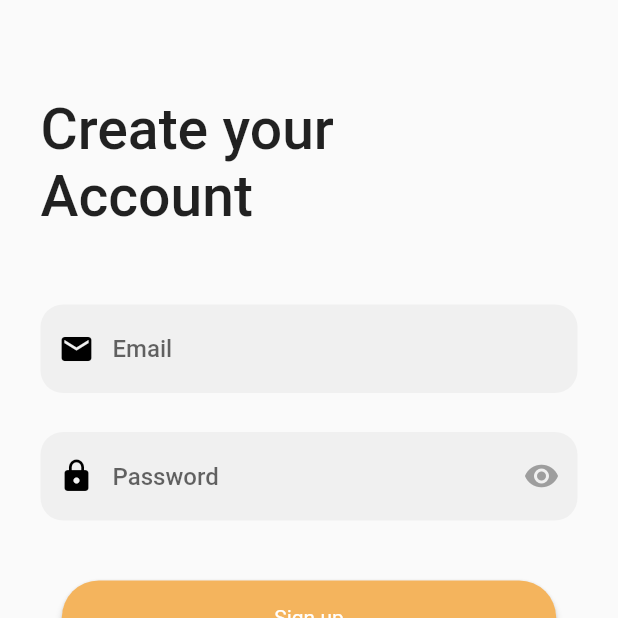
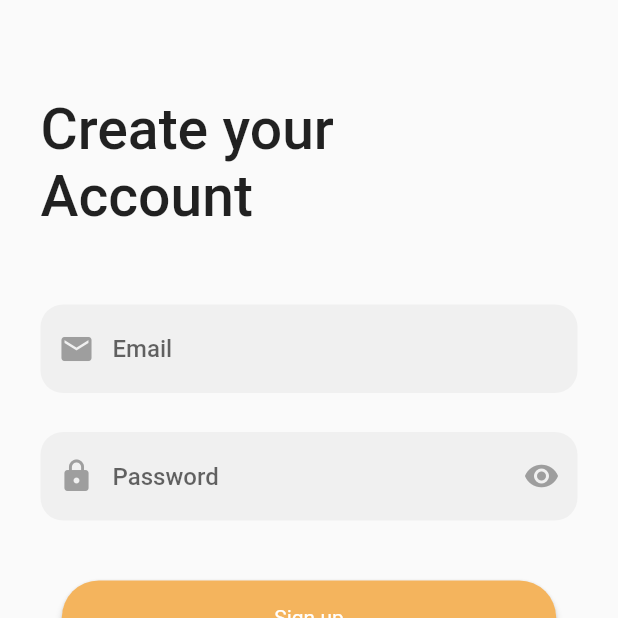
Before and after one commit to BeshoyMarkElMallah/Tourister, a Flutter app: the RegisterView screen opened by its route, on a phone screen of 412 x 824 dp, the top half of it. Run offline on Flutter 3.47's test engine with Material 2 defaults, Android fonts, the phone set to English and light mode, and no system bars; our stand-ins replace flutter_onboarding_slider, go_router.

Commit message:
add social collection page , pudate email password prefix icons colors

```diff
--- a/lib/Features/Auth/presentation/views/widgets/email_text_form_input.dart
+++ b/lib/Features/Auth/presentation/views/widgets/email_text_form_input.dart
@@ -11,7 +11,7 @@ class EmailTextFormInput extends StatelessWidget {
 
   @override
   Widget build(BuildContext context) {
-    return TextFormField(
+    return TextField(
       controller: emailController,
       cursorColor: Colors.black,
       keyboardType: TextInputType.emailAddress,
@@ -21,8 +21,11 @@ class EmailTextFormInput extends StatelessWidget {
           filled: true,
           prefixIcon: const Icon(
             Icons.email,
-            color: Colors.black,
           ),
+          prefixIconColor: MaterialStateColor.resolveWith((states) =>
+              states.contains(MaterialState.focused)
+                  ? Colors.black
+                  : Colors.grey),
           enabledBorder: OutlineInputBorder(
             borderRadius: BorderRadius.circular(15),
             borderSide: const BorderSide(color: Colors.transparent),
--- a/lib/Features/Auth/presentation/views/widgets/password_text_form_input.dart
+++ b/lib/Features/Auth/presentation/views/widgets/password_text_form_input.dart
@@ -29,8 +29,11 @@ class _PasswordTextFormInputState extends State<PasswordTextFormInput> {
           filled: true,
           prefixIcon: const Icon(
             Icons.lock,
-            color: Colors.black,
           ),
+          prefixIconColor: MaterialStateColor.resolveWith((states) =>
+              states.contains(MaterialState.focused)
+                  ? Colors.black
+                  : Colors.grey),
           suffixIcon: IconButton(
             onPressed: () {
               setState(() {
--- a/lib/Features/Auth/presentation/views/widgets/social_icons_button.dart
+++ b/lib/Features/Auth/presentation/views/widgets/social_icons_button.dart
@@ -1,24 +1,55 @@
 import 'package:flutter/material.dart';
 import 'package:tourister/constants.dart';
+import 'package:tourister/core/utils/styles.dart';
 
 class SocialIconButton extends StatelessWidget {
-  const SocialIconButton({super.key, this.onPressed, required this.icon});
+  const SocialIconButton(
+      {super.key,
+      this.onPressed,
+      required this.icon,
+      this.text,
+      this.horipad = 10,
+      this.verpad = 5,
+      this.radius = 20});
   final void Function()? onPressed;
   final Widget icon;
+  final String? text;
+  final double horipad;
+  final double verpad;
+  final double radius;
 
   @override
   Widget build(BuildContext context) {
     return Container(
-      padding: const EdgeInsets.symmetric(horizontal: 10, vertical: 5),
+      padding: EdgeInsets.symmetric(horizontal: horipad, vertical: verpad),
       decoration: BoxDecoration(
-          borderRadius: BorderRadius.circular(20),
+          borderRadius: BorderRadius.circular(radius),
           border: Border.all(color: Colors.grey)),
-      child: IconButton(
-        splashRadius: 30,
-        splashColor: kSecondaryColor,
-        onPressed: onPressed,
-        icon: icon,
-      ),
+      child: text == null
+          ? IconButton(
+              splashRadius: 30,
+              splashColor: kSecondaryColor,
+              onPressed: onPressed,
+              icon: icon,
+            )
+          : GestureDetector(
+              onTap: onPressed,
+              child: Row(
+                mainAxisAlignment: MainAxisAlignment.center,
+                crossAxisAlignment: CrossAxisAlignment.center,
+                children: [
+                  icon,
+                  const SizedBox(
+                    width: 10,
+                  ),
+                  Text(
+                    text!,
+                    style: Styles.textStyle18
+                        .copyWith(fontWeight: FontWeight.w400),
+                  ),
+                ],
+              ),
+            ),
     );
   }
 }
--- a/lib/Features/Splash/presentation/views/widgets/custom_slider_onboarding.dart
+++ b/lib/Features/Splash/presentation/views/widgets/custom_slider_onboarding.dart
@@ -33,7 +33,7 @@ class CustomSliderOnBoarding extends StatelessWidget {
       finishButtonTextStyle: Styles.textStyle20
           .copyWith(color: Colors.black, fontWeight: FontWeight.w500),
       onFinish: () {
-        GoRouter.of(context).push(AppRouter.kLoginView);
+        GoRouter.of(context).push(AppRouter.kSocialCollectionView);
       },
     );
   }
--- a/lib/Features/Splash/presentation/views/widgets/on_boarding_view_body.dart
+++ b/lib/Features/Splash/presentation/views/widgets/on_boarding_view_body.dart
@@ -8,7 +8,9 @@ class OnBoardingViewBody extends StatelessWidget {
   Widget build(BuildContext context) {
     return const Column(
       children: [
-        Expanded(child: CustomSliderOnBoarding()),
+        Expanded(
+          child: CustomSliderOnBoarding(),
+        ),
       ],
     );
   }
--- a/lib/core/utils/app_router.dart
+++ b/lib/core/utils/app_router.dart
@@ -1,6 +1,7 @@
 import 'package:go_router/go_router.dart';
 import 'package:tourister/Features/Auth/presentation/views/login_view.dart';
 import 'package:tourister/Features/Auth/presentation/views/register_view.dart';
+import 'package:tourister/Features/Auth/presentation/views/social_collection_view.dart';
 import 'package:tourister/Features/Splash/presentation/views/on_boarding_view.dart';
 import 'package:tourister/Features/Splash/presentation/views/splash_view.dart';
 
@@ -8,6 +9,7 @@ abstract class AppRouter {
   static const kLoginView = '/loginView';
   static const kRegisterView = '/registerView';
   static const kOnBoardingView = '/onBoardingView';
+  static const kSocialCollectionView = '/socialCollectionView';
 
   static final router = GoRouter(
     routes: [
@@ -27,6 +29,10 @@ abstract class AppRouter {
         path: kOnBoardingView,
         builder: (context, state) => const OnBoardingView(),
       ),
+      GoRoute(
+        path: kSocialCollectionView,
+        builder: (context, state) => const SocialCollectionView(),
+      ),
     ],
   );
 }
--- a/lib/core/utils/assets.dart
+++ b/lib/core/utils/assets.dart
@@ -7,6 +7,9 @@ class AssetsData {
   static const onBoardingimg3 = 'assets/images/onboarding3.png';
   static const onBoardingimg4 = 'assets/images/onboarding4.png';
 
+  // Social Collection Data
+  static const socialCollection = 'assets/images/socColl.png';
+
   // social imgs
   static const facebook = 'assets/images/facebook.png';
   static const google = 'assets/images/google.png';
--- a/lib/main.dart
+++ b/lib/main.dart
@@ -1,4 +1,5 @@
 import 'package:flutter/material.dart';
+import 'package:tourister/constants.dart';
 import 'package:tourister/core/utils/app_router.dart';
 
 void main() {
@@ -11,6 +12,10 @@ class TouristerApp extends StatelessWidget {
   @override
   Widget build(BuildContext context) {
     return MaterialApp.router(
+      theme: ThemeData(
+          primaryColor: kSecondaryColor,
+          textButtonTheme: TextButtonThemeData(
+              style: TextButton.styleFrom(foregroundColor: kSecondaryColor))),
       routerConfig: AppRouter.router,
       debugShowCheckedModeBanner: false,
     );
```
Also changed, not shown: lib/Features/Auth/presentation/views/social_collection_view.dart (added, +15 -0 lines), lib/Features/Auth/presentation/views/widgets/social_collection_body.dart (added, +80 -0 lines), assets/images/socColl.png (added), 1 other file.
